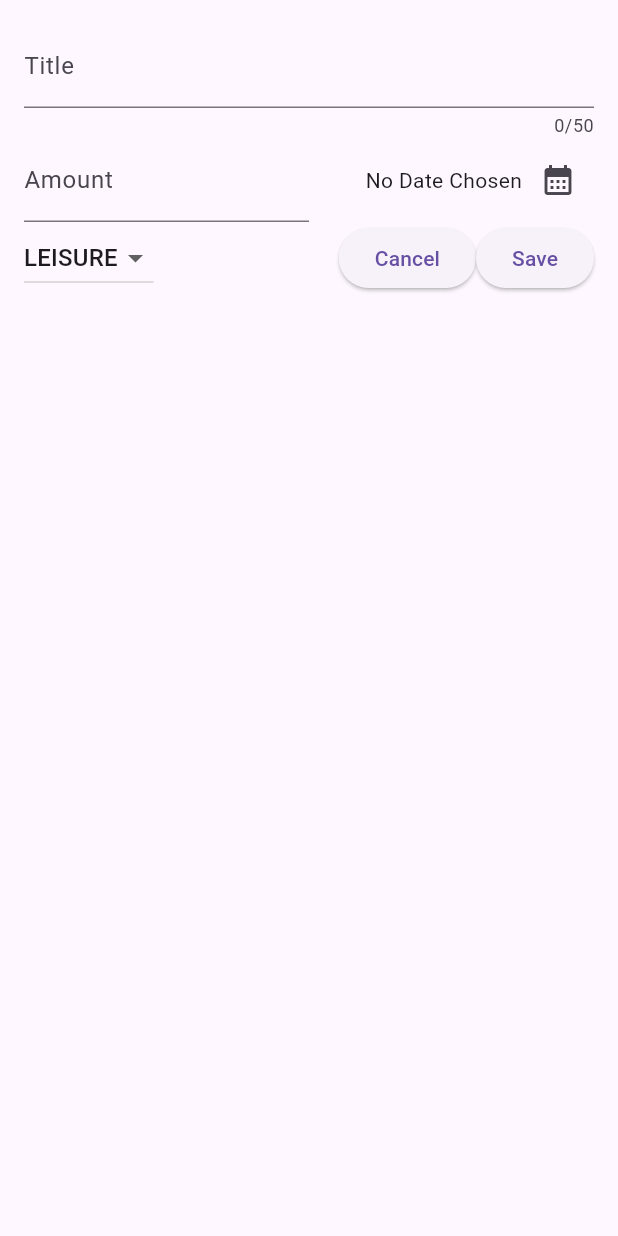
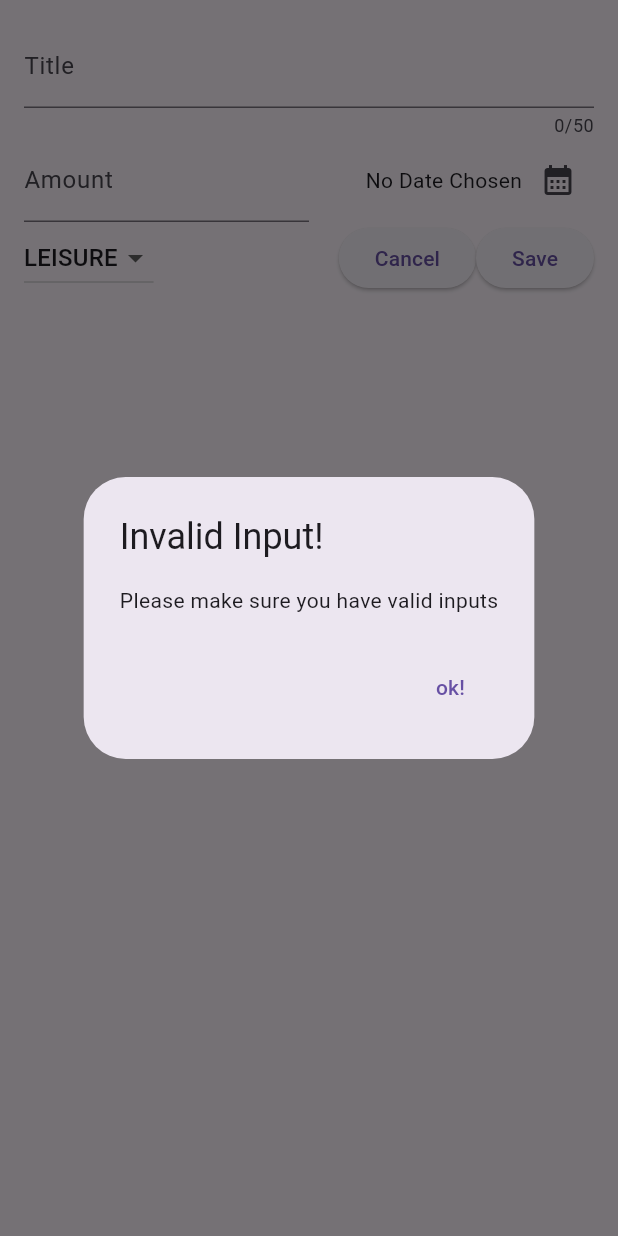
Before and after one commit to AlanYuan16/expense_tracker, a Flutter app: the NewExpense widget shown alone on an empty page, opened directly, after a tap on "Save", on a phone screen of 412 x 824 dp. Run offline on Flutter 3.47's test engine with Material 3 defaults, Android fonts, the phone set to English and light mode, and no system bars.

```diff
--- a/lib/new_expense.dart
+++ b/lib/new_expense.dart
@@ -26,6 +26,28 @@ class _NewExpenseState extends State<NewExpense> {
     super.dispose();
   }
 
+  void _submitExpenseData(){
+
+    final enteredAmount = double.tryParse(_amountController.text);
+    final amountIsInvalid = enteredAmount == null || enteredAmount <= 0;
+
+     if(_titleController.text.trim().isEmpty)
+    {
+      //show some error -> tell the user is cant be empty
+      showDialog(context: context,
+       builder: (ctx) => AlertDialog(
+        title: const Text("Invalid Input!"),
+        content: const Text("Please make sure you have valid inputs"),
+        actions: [
+          TextButton(onPressed: (){
+            Navigator.pop(ctx);
+          }, child: Text("ok!"),),
+        ]
+       ));
+       return;
+    }
+
+  }
   void _presentDatePicker() async {
     final now = DateTime.now();
     final firstDate = DateTime(now.year - 1, now.month, now.day);
@@ -117,7 +139,7 @@ class _NewExpenseState extends State<NewExpense> {
                 child: Text("Cancel"),
               ),
               ElevatedButton(
-                onPressed: () {},
+                onPressed: _submitExpenseData,
                 child: Text("Save"),
               ),
             ],
```
